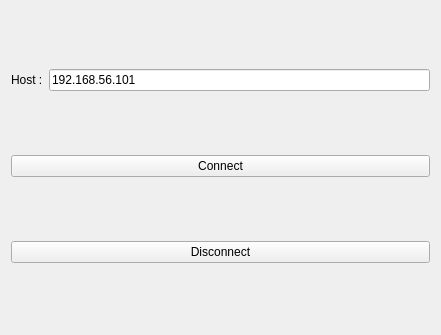
Before: the Qt Designer form mainwindow.ui in QQxiaoming/qvncclient, drawn with Qt 5.
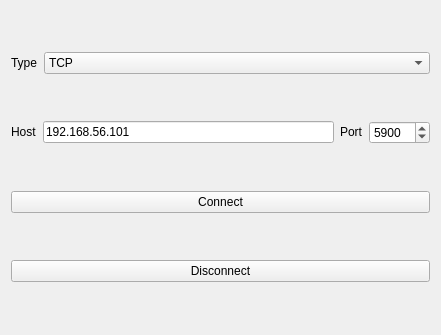
After: the same form once the commit is applied.

```diff
--- a/mainwindow.ui
+++ b/mainwindow.ui
@@ -14,27 +14,65 @@
    <string>MainWindow</string>
   </property>
   <widget class="QWidget" name="centralWidget">
-   <layout class="QGridLayout" name="gridLayout">
-    <item row="3" column="0">
-     <widget class="QPushButton" name="connect_btn">
-      <property name="text">
-       <string>Connect</string>
-      </property>
-     </widget>
+   <layout class="QVBoxLayout" name="verticalLayout">
+    <item>
+     <layout class="QHBoxLayout" name="horizontalLayout_2">
+      <item>
+       <widget class="QLabel" name="label_3">
+        <property name="sizePolicy">
+         <sizepolicy hsizetype="Preferred" vsizetype="Fixed">
+          <horstretch>0</horstretch>
+          <verstretch>0</verstretch>
+         </sizepolicy>
+        </property>
+        <property name="text">
+         <string>Type</string>
+        </property>
+       </widget>
+      </item>
+      <item>
+       <widget class="QComboBox" name="comboBox">
+        <property name="sizePolicy">
+         <sizepolicy hsizetype="Expanding" vsizetype="Fixed">
+          <horstretch>0</horstretch>
+          <verstretch>0</verstretch>
+         </sizepolicy>
+        </property>
+        <item>
+         <property name="text">
+          <string>TCP</string>
+         </property>
+        </item>
+        <item>
+         <property name="text">
+          <string>WebSocket</string>
+         </property>
+        </item>
+       </widget>
+      </item>
+     </layout>
     </item>
-    <item row="4" column="0">
-     <widget class="QPushButton" name="disconnect_btn">
-      <property name="text">
-       <string>Disconnect</string>
-      </property>
-     </widget>
+    <item>
+     <layout class="QGridLayout" name="vncLayout"/>
     </item>
-    <item row="1" column="0">
+    <item>
      <layout class="QHBoxLayout" name="horizontalLayout">
+      <property name="spacing">
+       <number>-1</number>
+      </property>
+      <property name="sizeConstraint">
+       <enum>QLayout::SetDefaultConstraint</enum>
+      </property>
       <item>
        <widget class="QLabel" name="label">
+        <property name="sizePolicy">
+         <sizepolicy hsizetype="Preferred" vsizetype="Fixed">
+          <horstretch>0</horstretch>
+          <verstretch>0</verstretch>
+         </sizepolicy>
+        </property>
         <property name="text">
-         <string>Host :</string>
+         <string>Host</string>
         </property>
        </widget>
       </item>
@@ -45,10 +83,44 @@
         </property>
        </widget>
       </item>
+      <item>
+       <widget class="QLabel" name="label_2">
+        <property name="sizePolicy">
+         <sizepolicy hsizetype="Preferred" vsizetype="Fixed">
+          <horstretch>0</horstretch>
+          <verstretch>0</verstretch>
+         </sizepolicy>
+        </property>
+        <property name="text">
+         <string>Port</string>
+        </property>
+       </widget>
+      </item>
+      <item>
+       <widget class="QSpinBox" name="port_spinbox">
+        <property name="maximum">
+         <number>65535</number>
+        </property>
+        <property name="value">
+         <number>5900</number>
+        </property>
+       </widget>
+      </item>
      </layout>
     </item>
-    <item row="0" column="0">
-     <layout class="QGridLayout" name="vncLayout"/>
+    <item>
+     <widget class="QPushButton" name="connect_btn">
+      <property name="text">
+       <string>Connect</string>
+      </property>
+     </widget>
+    </item>
+    <item>
+     <widget class="QPushButton" name="disconnect_btn">
+      <property name="text">
+       <string>Disconnect</string>
+      </property>
+     </widget>
     </item>
    </layout>
   </widget>
```
